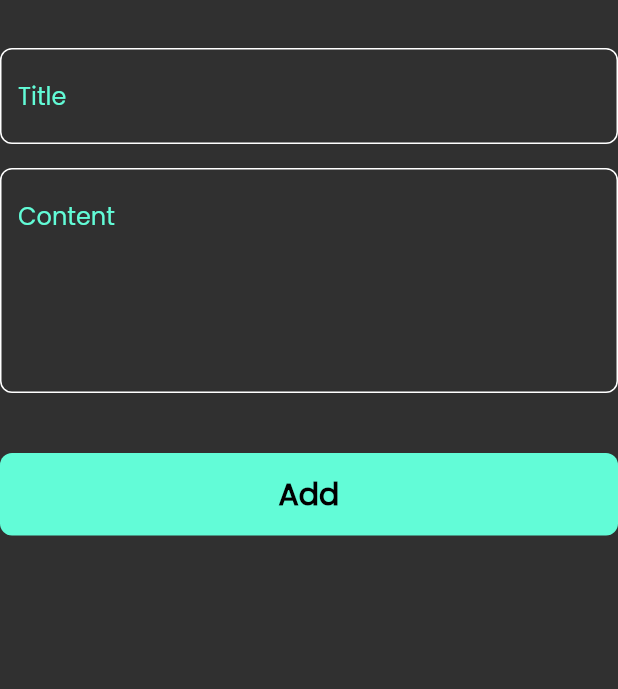
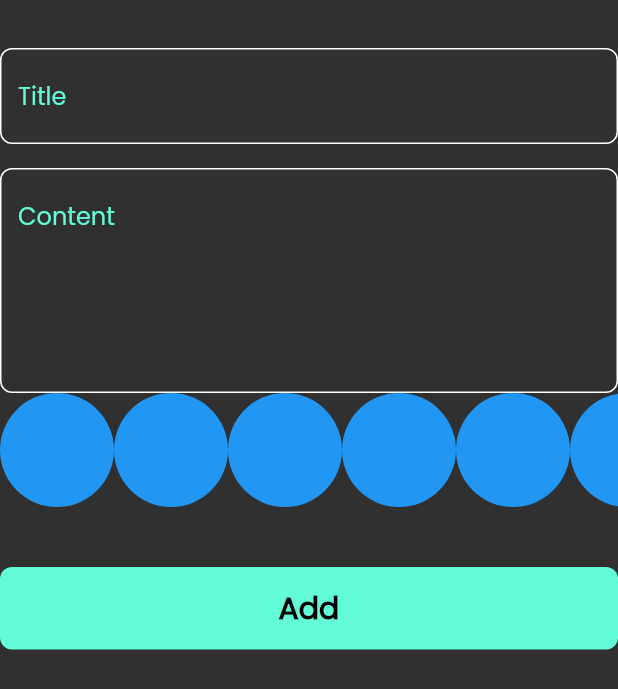
Before and after one commit to Mohammedhussein12/notes_app, a Flutter app: the AddNotesForm widget shown alone on an empty page, opened directly, on a phone screen of 412 x 824 dp. Shown: the top 689 px of the screen. Run offline on Flutter 3.47's test engine with Material 3 defaults, Android fonts, the phone set to English and light mode, and no system bars; our stand-ins replace flutter_bloc, font_awesome_flutter, hive, hive_flutter, modal_progress_hud_nsn; accounts and stored records are empty.

Commit message:
create colors list view part 1

```diff
--- a/lib/constants.dart
+++ b/lib/constants.dart
@@ -1,4 +1,4 @@
 import 'package:flutter/material.dart';
 
 const kPrimaryColor = Color(0xff62FCD7);
-const kNotesBox = 'notes_box';
+const kNotesBox = 'notesBox';
--- a/lib/cubits/notes_cubit/notes_cubit.dart
+++ b/lib/cubits/notes_cubit/notes_cubit.dart
@@ -12,7 +12,7 @@ class NotesCubit extends Cubit<NotesState> {
 
   List<NoteModel>? notes;
 
-  fetchAllNotes() {
+  fetchAllNotes(){
     var notesBox = Hive.box<NoteModel>(kNotesBox);
     notes = notesBox.values.toList();
     emit(NotesSuccess());
--- a/lib/main.dart
+++ b/lib/main.dart
@@ -8,11 +8,11 @@ import 'package:notes_app/simple_bloc_observer.dart';
 import 'package:notes_app/views/notes_view.dart';
 
 void main() async {
-  runApp(const NotesApp());
+  await Hive.initFlutter();
   Bloc.observer = SimpleBlocObserver();
-  await Hive.initFlutter();
   Hive.registerAdapter(NoteModelAdapter());
   await Hive.openBox<NoteModel>(kNotesBox);
+  runApp(const NotesApp());
 }
 
 class NotesApp extends StatelessWidget {
--- a/lib/widgets/add_note_form.dart
+++ b/lib/widgets/add_note_form.dart
@@ -4,6 +4,7 @@ import 'package:intl/intl.dart';
 import 'package:notes_app/cubits/add_note_cubit/add_note_cubit.dart';
 import 'package:notes_app/models/note_model.dart';
 
+import 'color_list_view.dart';
 import 'custom_button.dart';
 import 'custom_text_field.dart';
 
@@ -46,6 +47,7 @@ class _AddNotesFormState extends State<AddNotesForm> {
             hintText: 'Content',
             maxLines: 5,
           ),
+          const ColorsListView(),
           const SizedBox(
             height: 40,
           ),
--- /dev/null
+++ b/lib/widgets/color_list_view.dart
@@ -0,0 +1,29 @@
+import 'package:flutter/material.dart';
+
+class ColorItem extends StatelessWidget {
+  const ColorItem({super.key});
+
+  @override
+  Widget build(BuildContext context) {
+    return const CircleAvatar(
+      backgroundColor: Colors.blue,
+      radius: 38,
+    );
+  }
+}
+
+class ColorsListView extends StatelessWidget {
+  const ColorsListView({super.key});
+
+  @override
+  Widget build(BuildContext context) {
+    return SizedBox(
+      height: 38 * 2,
+      child: ListView.builder(
+        scrollDirection: Axis.horizontal,
+        itemBuilder: (context, index) => const ColorItem(),
+        itemCount: 10,
+      ),
+    );
+  }
+}
```
